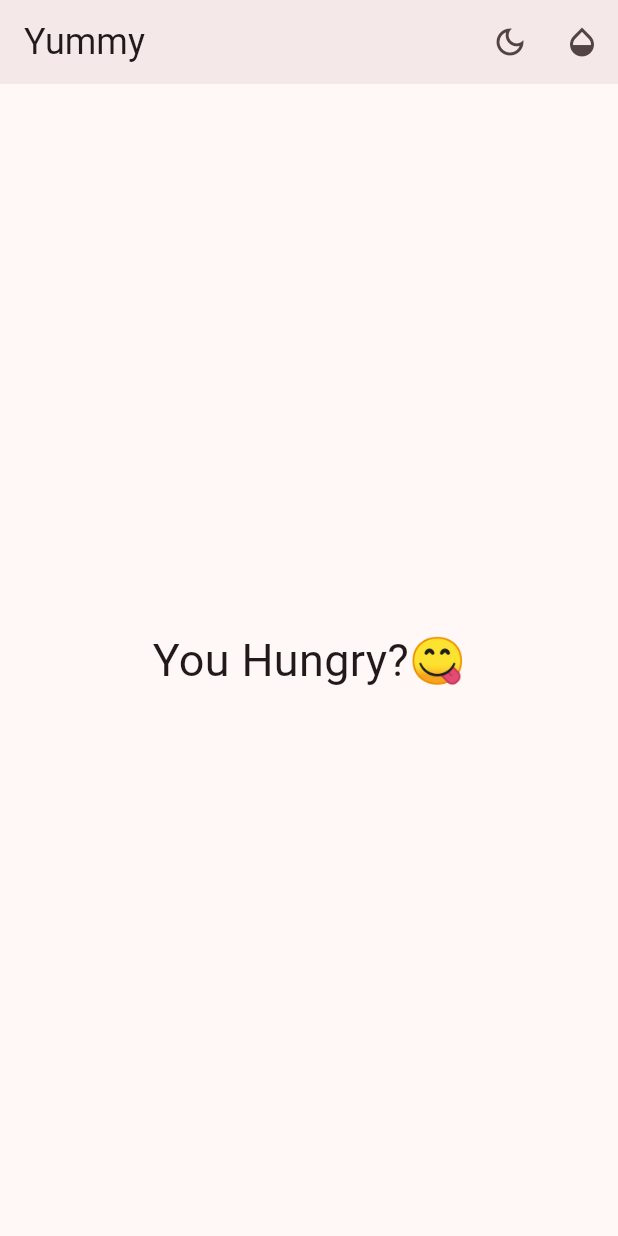
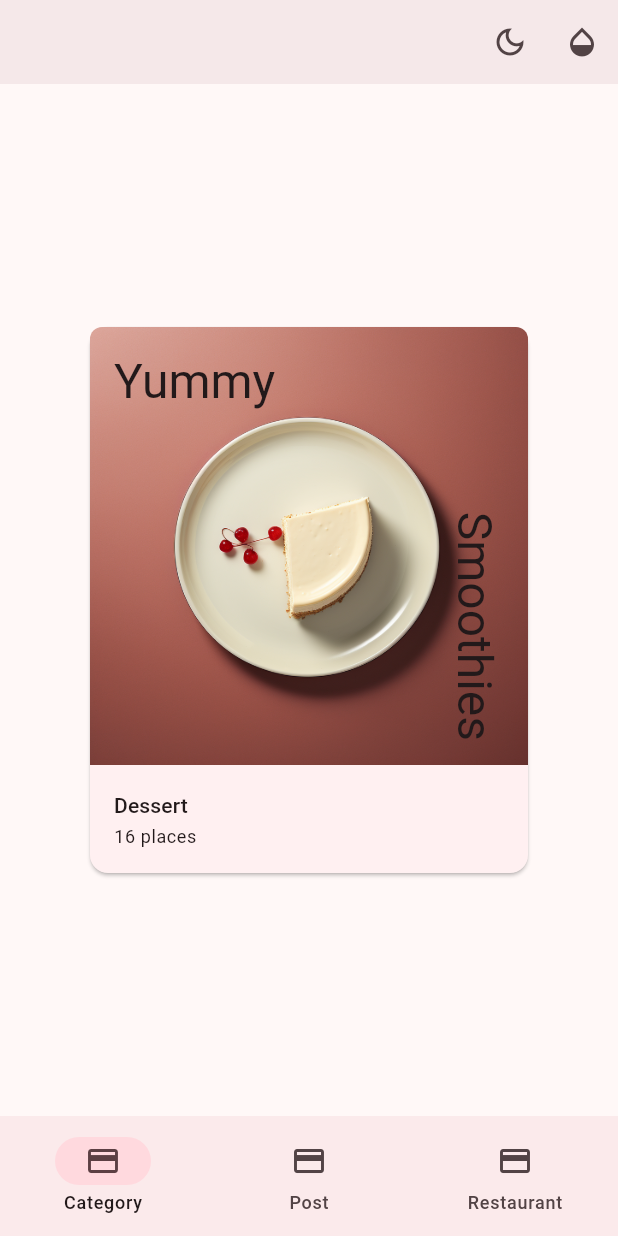
Before and after one commit to ebinjoy999/Learning_Flutter, a Flutter app: the screen it shows after launch, after a tap on the "light mode" icon, on a phone screen of 412 x 824 dp. Run offline on Flutter 3.47's test engine with Material 3 defaults, Android fonts, the phone set to English and light mode, and no system bars.

Commit message:
tabs with page

```diff
--- /dev/null
+++ b/basicwidgets/lib/components/category_card.dart
@@ -0,0 +1,68 @@
+import 'package:flutter/material.dart';
+import '../models/food_category.dart';
+
+class CategoryCard extends StatelessWidget {
+// 1
+  final FoodCategory category;
+
+  const CategoryCard({
+    super.key,
+    required this.category,
+  });
+
+  @override
+  Widget build(BuildContext context) {
+    final textTheme = Theme.of(context)
+        .textTheme
+        .apply(displayColor: Theme.of(context).colorScheme.onSurface);
+    return Card(
+        child: Column(
+      mainAxisSize: MainAxisSize.min,
+      children: [
+        Stack(
+          children: [
+// 1
+            ClipRRect(
+              borderRadius:
+                  const BorderRadius.vertical(top: Radius.circular(8.0)),
+              child: Image.asset(category.imageUrl),
+            ),
+// 2
+            Positioned(
+              left: 16.0,
+              top: 16.0,
+              child: Text(
+                'Yummy',
+                style: textTheme.headlineLarge,
+              ),
+            ),
+// 3
+            Positioned(
+              bottom: 16.0,
+              right: 16.0,
+              child: RotatedBox(
+                quarterTurns: 1,
+                child: Text(
+                  'Smoothies',
+                  style: textTheme.headlineLarge,
+                ),
+              ),
+            ),
+          ],
+        ),
+
+
+        ListTile(
+// 1
+          title: Text(
+            category.name,
+            style: textTheme.titleSmall,),
+// 2
+          subtitle: Text(
+            '${category.numberOfRestaurants} places',
+            style: textTheme.bodySmall,),),
+
+      ],
+    ));
+  }
+}
--- /dev/null
+++ b/basicwidgets/lib/components/post_card.dart
@@ -0,0 +1,51 @@
+import 'package:flutter/material.dart';
+import '../models/post.dart';
+
+class PostCard extends StatelessWidget {
+  final Post post;
+
+  const PostCard({
+    super.key,
+    required this.post,
+  });
+
+  @override
+  Widget build(BuildContext context) {
+    final textTheme = Theme.of(context).textTheme.apply(
+          displayColor: Theme.of(context).colorScheme.onSurface,
+        );
+    return Card(
+      child: Padding(
+        padding: const EdgeInsets.all(16.0),
+        child: Row(
+          crossAxisAlignment: CrossAxisAlignment.start,
+          children: [
+            CircleAvatar(
+              radius: 25,
+              backgroundImage: AssetImage(post.profileImageUrl),
+            ),
+            const SizedBox(
+              width: 16.0,
+            ),
+            Expanded(
+              child: Column(
+                mainAxisSize: MainAxisSize.min,
+                crossAxisAlignment: CrossAxisAlignment.start,
+                children: [
+                  Text(post.comment,
+                      maxLines: 2,
+                      overflow: TextOverflow.ellipsis,
+                      style: textTheme.titleMedium),
+                  Text(
+                    '${post.timestamp} mins ago',
+                    style: textTheme.bodySmall,
+                  ),
+                ],
+              ),
+            ),
+          ],
+        ),
+      ),
+    );
+  }
+}
--- /dev/null
+++ b/basicwidgets/lib/components/restaurant_landscape_card.dart
@@ -0,0 +1,45 @@
+import 'package:flutter/material.dart';
+import '../models/restaurant.dart';
+
+class RestaurantLandscapeCard extends StatelessWidget {
+  final Restaurant restaurant;
+
+  const RestaurantLandscapeCard({
+    super.key,
+    required this.restaurant,
+  });
+
+  @override
+  Widget build(BuildContext context) {
+    final textTheme = Theme.of(context)
+        .textTheme
+        .apply(displayColor: Theme.of(context).colorScheme.onSurface);
+    return Card(
+      child: Column(
+        mainAxisSize: MainAxisSize.min,
+        children: [
+          ClipRRect(
+            borderRadius: const BorderRadius.vertical(
+              top: Radius.circular(8.0),
+            ),
+            child: AspectRatio(
+              aspectRatio: 2,
+              child: Image.asset(
+                restaurant.imageUrl,
+                fit: BoxFit.cover,
+              ),
+            ),
+          ),
+
+          ListTile(
+            title: Text(restaurant.name, style: textTheme.titleSmall,),
+            subtitle: Text(restaurant.attributes,
+              maxLines: 1, style: textTheme.bodySmall,),
+            onTap: () {
+              print('Tap on ${restaurant.name}');
+            },),
+        ],
+      ),
+    );
+  }
+}
--- /dev/null
+++ b/basicwidgets/lib/home.dart
@@ -0,0 +1,106 @@
+import 'package:flutter/cupertino.dart';
+import 'package:flutter/material.dart';
+
+import 'components/category_card.dart';
+import 'components/post_card.dart';
+import 'components/restaurant_landscape_card.dart';
+import 'components/theme_button.dart';
+import 'components/color_button.dart';
+import 'constants.dart';
+import 'models/food_category.dart';
+import 'models/post.dart';
+import 'models/restaurant.dart';
+
+class Home extends StatefulWidget {
+  const Home({
+    super.key,
+    required this.changeTheme,
+    required this.changeColor,
+    required this.colorSelected,
+  });
+
+  final void Function(bool useLightMode) changeTheme;
+  final void Function(int value) changeColor;
+  final ColorSelection colorSelected;
+
+  @override
+  State<Home> createState() => _HomeState();
+}
+
+class _HomeState extends State<Home> {
+  int tab = 0;
+
+  List<NavigationDestination> appBarDestinations = const [
+    NavigationDestination(
+      icon: Icon(Icons.credit_card),
+      label: 'Category',
+      selectedIcon: Icon(Icons.credit_card),
+    ),
+    NavigationDestination(
+      icon: Icon(Icons.credit_card),
+      label: 'Post',
+      selectedIcon: Icon(Icons.credit_card),
+    ),
+    NavigationDestination(
+      icon: Icon(Icons.credit_card),
+      label: 'Restaurant',
+      selectedIcon: Icon(Icons.credit_card),
+    ),
+  ];
+
+  @override
+  Widget build(BuildContext context) {
+    final pages = [
+      Center(
+        child: ConstrainedBox(
+          constraints: const BoxConstraints(maxWidth: 300),
+          child: CategoryCard(category: categories[0]),
+        ),
+      ),
+      Center(
+        child: Padding(
+          padding: const EdgeInsets.all(16.0),
+          child: PostCard(post: posts[0]),
+        ),
+      ),
+// TODO: Replace with Restaurant Landscape Card
+      Center(
+        child: ConstrainedBox(
+          constraints: const BoxConstraints(maxWidth: 400),
+          child: RestaurantLandscapeCard(
+            restaurant: restaurants[0],
+          ),
+        ),
+      ),
+    ];
+
+    return Scaffold(
+      appBar: AppBar(
+        elevation: 4.0,
+        backgroundColor: Theme.of(context).colorScheme.background,
+        actions: [
+          ThemeButton(
+            changeThemeMode: widget.changeTheme,
+          ),
+          ColorButton(
+            changeColor: widget.changeColor,
+            colorSelected: widget.colorSelected,
+          ),
+        ],
+      ),
+      body: IndexedStack(
+        index: tab,
+        children: pages,
+      ),
+      bottomNavigationBar: NavigationBar(
+        selectedIndex: tab,
+        destinations: appBarDestinations,
+        onDestinationSelected: (index) {
+          setState(() {
+            tab = index;
+          });
+        },
+      ),
+    );
+  }
+}
--- a/basicwidgets/lib/main.dart
+++ b/basicwidgets/lib/main.dart
@@ -1,17 +1,16 @@
 import 'package:flutter/material.dart';
 
-import 'components/color_button.dart';
-import 'components/theme_button.dart';
 import 'constants.dart';
+import 'home.dart';
 
 void main() {
   // 1
-  runApp( Yummy());
+  runApp( const Yummy());
 }
 
 class Yummy extends StatefulWidget {
 
-  Yummy({super.key});
+  const Yummy({ super.key});
 
   @override
   State<Yummy> createState() => _YummyState();
@@ -44,7 +43,7 @@ class _YummyState extends State<Yummy> {
     //3
     return MaterialApp(
       title: appTitle,
-      //debugShowCheckedModeBanner: false, // Uncomment to remove Debug banner
+      debugShowCheckedModeBanner: false, // Uncomment to remove Debug banner
       themeMode: themeMode,
       theme: ThemeData(
         colorSchemeSeed: colorSelection.color,
@@ -57,29 +56,10 @@ class _YummyState extends State<Yummy> {
         brightness: Brightness.dark,
       ),
       // 4
-      home: Scaffold(
-        appBar: AppBar(
-          actions: [
-            ThemeButton(
-              changeThemeMode: changeThemeMode,
-            ),
-            ColorButton(
-              changeColor: changeColor,
-              colorSelected: colorSelection,
-            ),
-          ],
-          elevation: 4.0,
-          title: const Text(
-            appTitle,
-            style: TextStyle(fontSize: 24.0),
-          ),
-        ),
-        body: const Center(
-          child: Text(
-            'You Hungry?😋',
-            style: TextStyle(fontSize: 30.0),
-          ),
-        ),
+      home: Home(
+        changeTheme: changeThemeMode,
+        changeColor: changeColor,
+        colorSelected: colorSelection,
       ),
     );
   }
```
